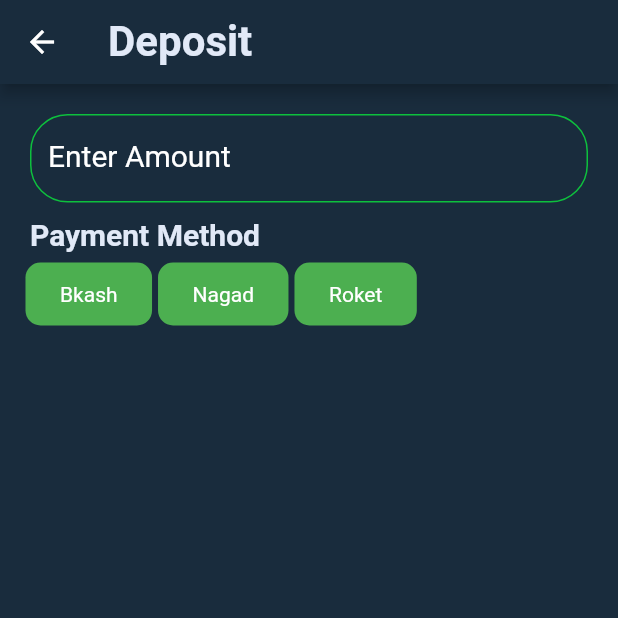
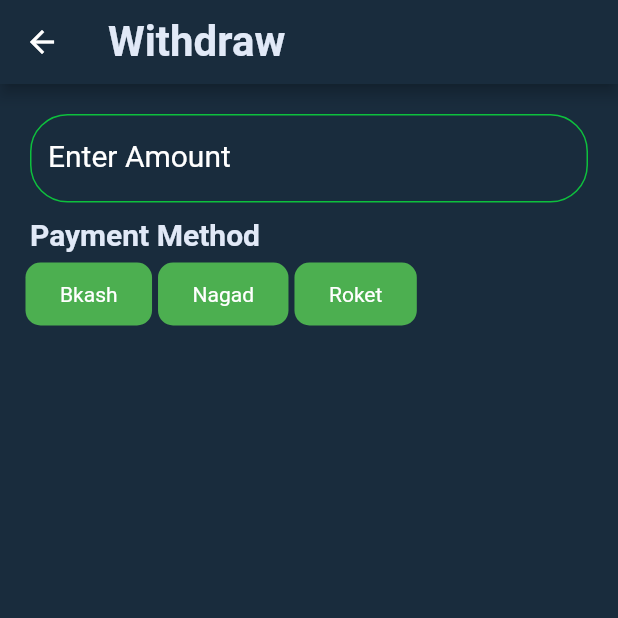
Before and after one commit to MaherabHossain/gold-wallet, a Flutter app: the HomeScreen screen opened by its route, after a tap on "Withdraw", on a phone screen of 412 x 824 dp, the top half of it. Run offline on Flutter 3.47's test engine with Material 2 defaults, Android fonts, the phone set to English and light mode, and no system bars; our stand-ins replace cached_network_image, carousel_slider, fluttertoast, get, shared_preferences, syncfusion_flutter_charts; accounts and stored records are empty; network calls fail.

Commit message:
withdraw balance

```diff
--- a/lib/controller/TransactionController.dart
+++ b/lib/controller/TransactionController.dart
@@ -1,3 +1,5 @@
+// ignore_for_file: prefer_typing_uninitialized_variables
+
 import 'package:get/get.dart';
 import 'package:myapp/screens/HomePage.dart';
 import 'package:myapp/services/transaction_remote_services.dart';
@@ -5,7 +7,7 @@ import 'package:myapp/utilities/showToastMessage.dart';
 
 class TransactionController extends GetxController {
   var isLoading = false.obs;
-
+  var balance;
   transaction(transactionData) async {
     // isLoading.value = true;
     var response = await TransactionRemoteServices.trnsaction(transactionData);
@@ -15,4 +17,11 @@ class TransactionController extends GetxController {
     print(response);
     // isLoading.value = false;
   }
+
+  checkBalance() async {
+    isLoading.value = true;
+    var response = await TransactionRemoteServices.checkBalance();
+    isLoading.value = false;
+    return response;
+  }
 }
--- a/lib/main.dart
+++ b/lib/main.dart
@@ -12,6 +12,7 @@ import 'package:myapp/screens/NewsScreen/NewsDetails.dart';
 import 'package:myapp/screens/NewsScreen/NewsScreen.dart';
 
 import 'package:myapp/screens/ProfileScreen.dart';
+import 'package:myapp/screens/WithdrawScreen.dart';
 
 void main() {
   runApp(const MyApp());
@@ -64,6 +65,10 @@ class MyApp extends StatelessWidget {
         GetPage(
           name: '/deposit',
           page: () => DepositScreen(),
+        ),
+        GetPage(
+          name: '/withdraw',
+          page: () => WithdrawScreen(),
         ), // Dynamic route
       ],
     );
--- a/lib/screens/HomeScreen.dart
+++ b/lib/screens/HomeScreen.dart
@@ -107,7 +107,7 @@ class _HomeScreenState extends State<HomeScreen> {
                             color: Colors.black,
                           ),
                           "Withdraw",
-                          "deposit"),
+                          "withdraw"),
                       Card(
                           Icon(
                             Icons.newspaper,
--- /dev/null
+++ b/lib/screens/WithdrawScreen.dart
@@ -0,0 +1,306 @@
+// ignore_for_file: prefer_const_constructors, prefer_const_literals_to_create_immutables, avoid_unnecessary_containers, non_constant_identifier_names, sized_box_for_whitespace, unused_local_variable, prefer_typing_uninitialized_variables
+
+import 'package:flutter/material.dart';
+import 'package:get/get.dart';
+import 'package:myapp/controller/TransactionController.dart';
+import 'package:myapp/presentations/TextInfo.dart';
+import 'package:myapp/utilities/showToastMessage.dart';
+
+class WithdrawScreen extends StatefulWidget {
+  const WithdrawScreen({Key? key}) : super(key: key);
+
+  @override
+  State<WithdrawScreen> createState() => _WithdrawScreenState();
+}
+
+class _WithdrawScreenState extends State<WithdrawScreen> {
+  var balance;
+  final trnsactionController = Get.put(TransactionController());
+  checkBalance() async {
+    var response = await trnsactionController.checkBalance();
+    print("Log:: printing response from withdraw sereen!");
+    print(response['balance']);
+    setState(() {
+      balance = response['balance']['balance_tk'];
+    });
+  }
+
+  @override
+  void initState() {
+    checkBalance();
+    super.initState();
+  }
+
+  bool bkash = false;
+  bool nagad = false;
+  bool roket = false;
+  var phoneNumber = "";
+  var amount;
+  @override
+  Widget build(BuildContext context) {
+    return Scaffold(
+      appBar: AppBar(
+        title: Container(
+          padding: EdgeInsets.only(
+            right: 20,
+          ),
+          child: Row(
+            // mainAxisAlignment: MainAxisAlignment.spaceBetween,
+            children: [
+              Text(
+                "Withdraw",
+                style: TextStyle(
+                  color: basicTextColor,
+                  fontSize: 28,
+                  fontWeight: FontWeight.bold,
+                ),
+              ),
+            ],
+          ),
+        ),
+        backgroundColor: Color.fromARGB(255, 25, 44, 61),
+      ),
+      body: Container(
+        margin: EdgeInsets.only(left: 20, right: 20, top: 20),
+        child: Column(
+          mainAxisAlignment: MainAxisAlignment.start,
+          crossAxisAlignment: CrossAxisAlignment.start,
+          children: [
+            TextFormField(
+              onChanged: (value) {
+                amount = value;
+              },
+              cursorColor: Colors.green,
+              decoration: InputDecoration(
+                labelText: 'Enter Amount',
+                border: OutlineInputBorder(),
+                enabledBorder: OutlineInputBorder(
+                  borderRadius: BorderRadius.circular(25.0),
+                  borderSide:
+                      BorderSide(color: Color.fromARGB(255, 13, 192, 61)),
+                ),
+                focusedBorder: OutlineInputBorder(
+                  borderRadius: BorderRadius.circular(25.0),
+                  borderSide:
+                      BorderSide(color: Color.fromARGB(255, 13, 192, 61)),
+                ),
+                labelStyle: TextStyle(
+                    color: Color.fromARGB(255, 255, 255, 255), fontSize: 20),
+              ),
+            ),
+            SizedBox(
+              height: 10,
+            ),
+            Text(
+              "Payment Method",
+              style: TextStyle(
+                color: basicTextColor,
+                fontSize: 20,
+                fontWeight: FontWeight.w600,
+              ),
+            ),
+            SizedBox(
+              height: 10,
+            ),
+            Row(
+              children: [
+                InkWell(
+                  onTap: () {
+                    setState(() {
+                      bkash = true;
+                      nagad = false;
+                      roket = false;
+                    });
+                  },
+                  child: Container(
+                    decoration: BoxDecoration(
+                      borderRadius: BorderRadius.circular(10),
+                      color: !bkash
+                          ? Colors.green
+                          : Color.fromARGB(255, 20, 100, 23),
+                      boxShadow: [
+                        BoxShadow(
+                            color: !bkash
+                                ? Colors.green
+                                : Color.fromARGB(255, 20, 100, 23),
+                            spreadRadius: 3),
+                      ],
+                    ),
+                    padding: EdgeInsets.only(
+                        left: 20, right: 20, top: 10, bottom: 10),
+                    child: Center(
+                      child: Text("Bkash"),
+                    ),
+                  ),
+                ),
+                SizedBox(
+                  width: 10,
+                ),
+                InkWell(
+                  onTap: () {
+                    setState(() {
+                      bkash = false;
+                      nagad = true;
+                      roket = false;
+                    });
+                  },
+                  child: Container(
+                    decoration: BoxDecoration(
+                      borderRadius: BorderRadius.circular(10),
+                      color: !nagad
+                          ? Colors.green
+                          : Color.fromARGB(255, 20, 100, 23),
+                      boxShadow: [
+                        BoxShadow(
+                            color: !nagad
+                                ? Colors.green
+                                : Color.fromARGB(255, 20, 100, 23),
+                            spreadRadius: 3),
+                      ],
+                    ),
+                    padding: EdgeInsets.only(
+                        left: 20, right: 20, top: 10, bottom: 10),
+                    child: Center(
+                      child: Text("Nagad"),
+                    ),
+                  ),
+                ),
+                SizedBox(
+                  width: 10,
+                ),
+                InkWell(
+                  onTap: () {
+                    setState(() {
+                      bkash = false;
+                      nagad = false;
+                      roket = true;
+                    });
+                  },
+                  child: Container(
+                    decoration: BoxDecoration(
+                      borderRadius: BorderRadius.circular(10),
+                      color: !roket
+                          ? Colors.green
+                          : Color.fromARGB(255, 20, 100, 23),
+                      boxShadow: [
+                        BoxShadow(
+                            color: !roket
+                                ? Colors.green
+                                : Color.fromARGB(255, 20, 100, 23),
+                            spreadRadius: 3),
+                      ],
+                    ),
+                    padding: EdgeInsets.only(
+                        left: 20, right: 20, top: 10, bottom: 10),
+                    child: Center(
+                      child: Text("Roket"),
+                    ),
+                  ),
+                ),
+              ],
+            ),
+            SizedBox(
+              height: 10,
+            ),
+            if (bkash || nagad || roket)
+              Column(
+                crossAxisAlignment: CrossAxisAlignment.start,
+                children: [
+                  Text(
+                    bkash
+                        ? "Pay to 01777777777"
+                        : roket
+                            ? "Pay to 01888888888"
+                            : nagad
+                                ? "Pay to 01999999999"
+                                : '',
+                    style: TextStyle(
+                      color: basicTextColor,
+                      fontSize: 20,
+                      fontWeight: FontWeight.w600,
+                    ),
+                  ),
+                  SizedBox(
+                    height: 10,
+                  ),
+                  TextFormField(
+                    onChanged: (value) {
+                      phoneNumber = value;
+                    },
+                    cursorColor: Colors.green,
+                    decoration: InputDecoration(
+                      labelText: 'Enter phone number',
+                      border: OutlineInputBorder(),
+                      enabledBorder: OutlineInputBorder(
+                        borderRadius: BorderRadius.circular(25.0),
+                        borderSide:
+                            BorderSide(color: Color.fromARGB(255, 13, 192, 61)),
+                      ),
+                      focusedBorder: OutlineInputBorder(
+                        borderRadius: BorderRadius.circular(25.0),
+                        borderSide:
+                            BorderSide(color: Color.fromARGB(255, 13, 192, 61)),
+                      ),
+                      labelStyle: TextStyle(
+                          color: Color.fromARGB(255, 255, 255, 255),
+                          fontSize: 20),
+                    ),
+                  ),
+                  SizedBox(
+                    height: 10,
+                  ),
+                  Obx(
+                    () => Center(
+                      child: ElevatedButton(
+                          onPressed: () async {
+                            print("LOG:: submit form");
+                            print(balance);
+                            if (int.parse(balance) < int.parse(amount)) {
+                              showToastMessage(
+                                  "you don't have sufficient balance");
+                            } else {
+                              var payment_method;
+                              if (bkash) {
+                                payment_method = "bkash";
+                              }
+                              if (nagad) {
+                                payment_method = "nagad";
+                              }
+                              if (roket) {
+                                payment_method = "roket";
+                              }
+
+                              Map transiction = {
+                                "transaction_type": "2",
+                                "amount": amount,
+                                "phone_number": phoneNumber,
+                                "payment_method": payment_method,
+                              };
+                              trnsactionController.isLoading.value = true;
+                              var response = await trnsactionController
+                                  .transaction(transiction);
+                              trnsactionController.isLoading.value = false;
+                              print("LOG:: printing transaction details");
+                              print(transiction);
+                            }
+                          },
+                          // ignore: sort_child_properties_last
+                          child: trnsactionController.isLoading.value
+                              ? CircularProgressIndicator(
+                                  color: Colors.white,
+                                )
+                              : Text("Withdraw"),
+                          style: ButtonStyle(
+                            backgroundColor:
+                                MaterialStateProperty.all(Colors.green),
+                          )),
+                    ),
+                  )
+                ],
+              )
+          ],
+        ),
+      ),
+    );
+  }
+}
--- a/lib/services/transaction_remote_services.dart
+++ b/lib/services/transaction_remote_services.dart
@@ -46,4 +46,39 @@ class TransactionRemoteServices {
       return {"status": false, "message": "something went wrong! try again"};
     }
   }
+
+  static checkBalance() async {
+    Map data = {};
+    String url = baseUrl + "/balance";
+    final prefs = await SharedPreferences.getInstance();
+    var _token = prefs.getString("token");
+    String token = "Bearer " + _token!;
+    var response = await client.get(
+      Uri.parse(url),
+      headers: <String, String>{
+        'Content-Type': 'application/json; charset=UTF-8',
+        "Accept": "application/json",
+        "Authorization": token,
+      },
+    );
+    var jsonString = response.body;
+    var jsonData;
+    try {
+      jsonData = jsonDecode(jsonString);
+    } catch (e) {
+      jsonData = [];
+      data = {
+        "status": false,
+        "message": "Something went wrong",
+      };
+      return data;
+    }
+    print("LOG:: printing response form login api!");
+    print(response.body);
+    if (response.statusCode == 200) {
+      return {"status": true, "balance": jsonData['data']};
+    } else {
+      return {"status": false, "message": "something went wrong!"};
+    }
+  }
 }
```
